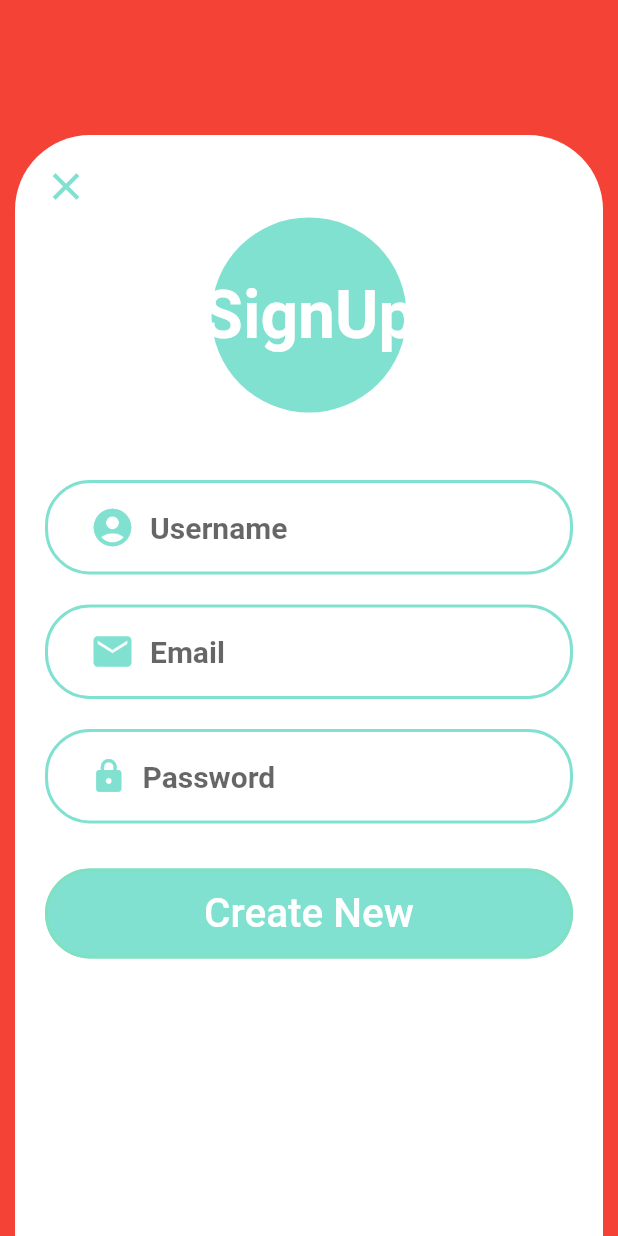
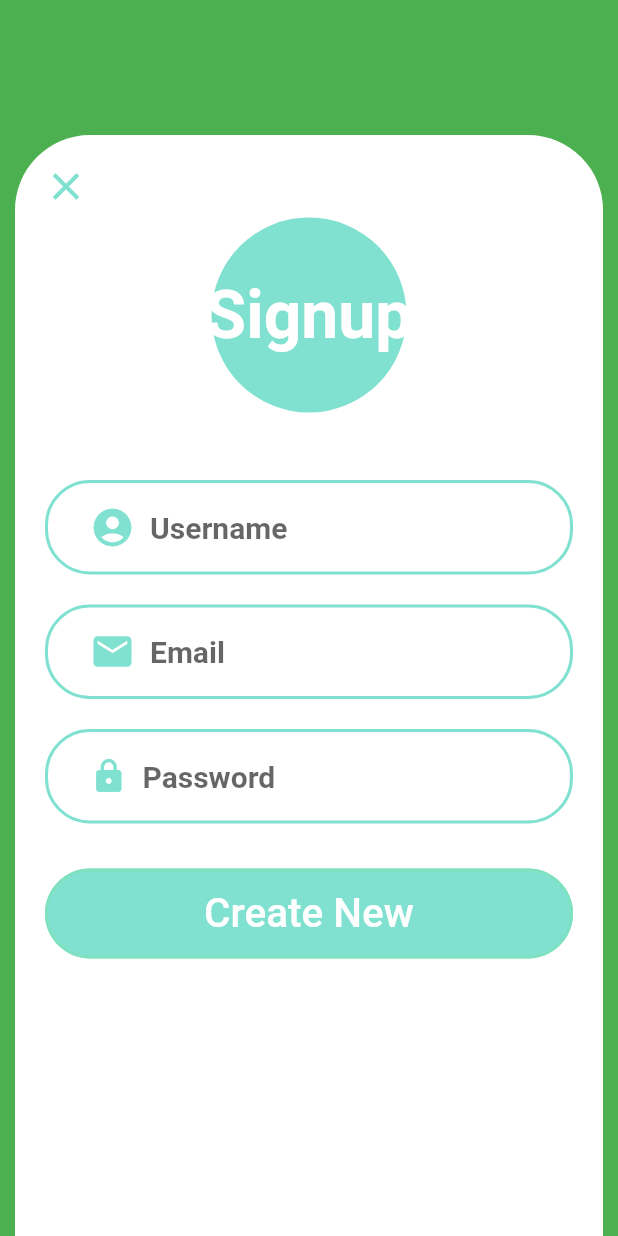
Before and after one commit to Jeswinek/flutter_app_lern, a Flutter app: the screen it shows after launch, after a tap on "Create New", on a phone screen of 412 x 824 dp. Run offline on Flutter 3.47's test engine with Material 2 defaults, Android fonts, the phone set to English and light mode, and no system bars.

Commit message:
color changed

```diff
--- a/lib/register.dart
+++ b/lib/register.dart
@@ -12,7 +12,7 @@ class _signUpState extends State<signUp> {
       home: Scaffold(body:
       Container(child:
       Stack(children:[
-        Container( color: Colors.red,
+        Container( color: Colors.green,
         ),
         Padding(
           padding: EdgeInsets.only(top: 90, left: 10, right: 10),
@@ -75,7 +75,7 @@ class _signUpState extends State<signUp> {
                                 Positioned(
                                   child: Container(
                                     child: Text(
-                                      'SignUp',
+                                      'Signup',
                                       style: TextStyle(
                                         fontSize: 44,
                                         fontWeight: FontWeight.bold,
```
